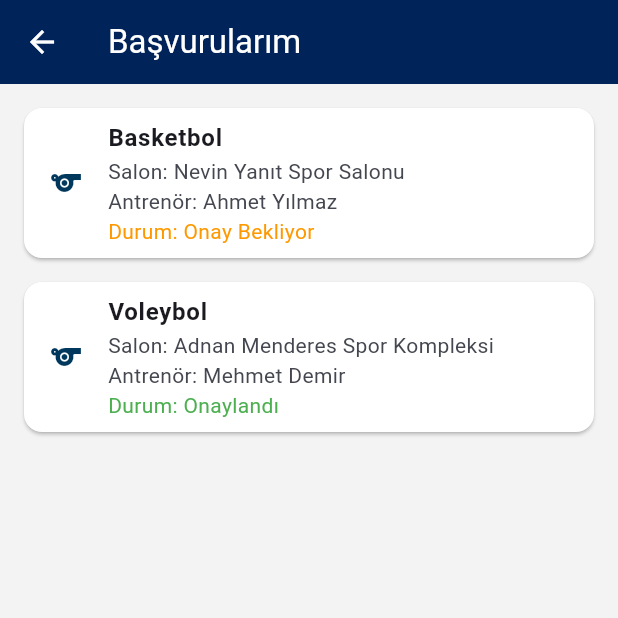
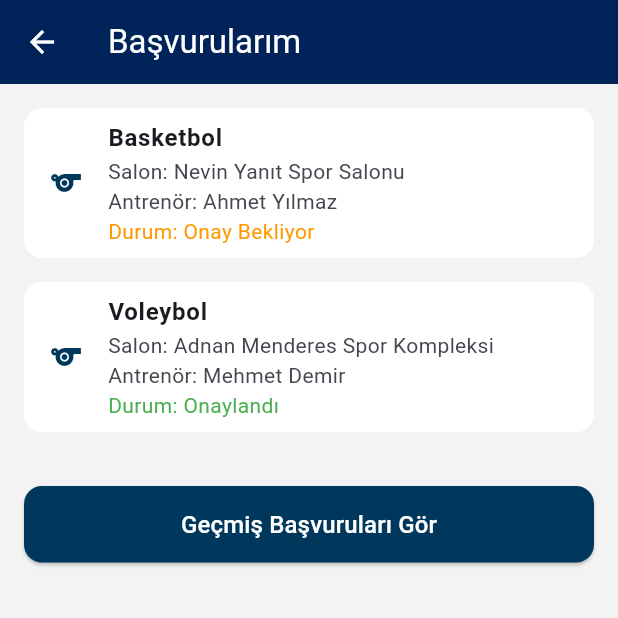
Before and after one commit to duyguerogluu/genclik_spor, a Flutter app: the MyApplicationsScreen screen opened directly, on a phone screen of 412 x 824 dp, the top half of it. Run offline on Flutter 3.47's test engine with Material 3 defaults, Android fonts, the phone set to English and light mode, and no system bars; our stand-ins replace flutter_riverpod, flutter_svg, shared_preferences; accounts and stored records are empty.

Commit message:
applay history added in my application screen

```diff
--- a/lib/screens/athlete/myapps/my_application_screen.dart
+++ b/lib/screens/athlete/myapps/my_application_screen.dart
@@ -1,14 +1,18 @@
+import 'package:flutter/cupertino.dart';
 import 'package:flutter/material.dart';
 import 'package:genclik_spor/screens/common/components/custom_appbar.dart';
 import 'package:genclik_spor/utils/colors.dart';
 import 'package:genclik_spor/utils/extensions.dart';
 
-class MyApplicationsScreen extends StatelessWidget {
+class MyApplicationsScreen extends StatefulWidget {
   const MyApplicationsScreen({super.key});
 
   @override
-  Widget build(BuildContext context) {
-    final applications = [
+  State<MyApplicationsScreen> createState() => _MyApplicationsScreenState();
+}
+
+class _MyApplicationsScreenState extends State<MyApplicationsScreen> {
+  final currentApplications = [
     {
       'branch': 'Basketbol',
       'gym': 'Nevin Yanıt Spor Salonu',
@@ -23,19 +27,90 @@ class MyApplicationsScreen extends StatelessWidget {
     },
   ];
 
+  final pastApplications = [
+    {
+      'branch': 'Yüzme',
+      'gym': 'Atatürk Yüzme Kompleksi',
+      'coach': 'Ayşe Kaya',
+      'status': 'Tamamlandı'
+    },
+    {
+      'branch': 'Tenis',
+      'gym': 'İzmir Spor Kulübü',
+      'coach': 'Ali Çelik',
+      'status': 'Tamamlandı'
+    },
+  ];
+
+  bool showPastApplications = false;
+  bool isLoading = false;
+
+  void _togglePastApplications() async {
+    setState(() {
+      isLoading = true;
+    });
+
+    await Future.delayed(const Duration(seconds: 2));
+
+    setState(() {
+      showPastApplications = true;
+      isLoading = false;
+    });
+  }
+
+  @override
+  Widget build(BuildContext context) {
     return Scaffold(
       backgroundColor: context.isDark ? offdarkblue : white1,
       appBar: customAppBar('Başvurularım'),
-      body: ListView.builder(
+      body: ListView(
         padding: const EdgeInsets.all(16),
-        itemCount: applications.length,
-        itemBuilder: (context, index) {
-          final app = applications[index];
+        children: [
+          ...currentApplications.map((app) => _buildCard(app)),
+          const SizedBox(height: 20),
+          ElevatedButton(
+            style: ElevatedButton.styleFrom(
+              backgroundColor: darkblue,
+              shape: RoundedRectangleBorder(
+                borderRadius: BorderRadius.circular(12),
+              ),
+              padding: const EdgeInsets.symmetric(vertical: 14),
+            ),
+            onPressed: showPastApplications ? null : _togglePastApplications,
+            child: const Text(
+              "Geçmiş Başvuruları Gör",
+              style: TextStyle(color: Colors.white, fontSize: 16),
+            ),
+          ),
+          const SizedBox(height: 20),
+          if (isLoading)
+            const Center(child: CupertinoActivityIndicator(radius: 18)),
+          if (showPastApplications)
+            Column(
+              crossAxisAlignment: CrossAxisAlignment.start,
+              children: [
+                Text(
+                  "Geçmiş Başvurular",
+                  style: TextStyle(
+                      fontSize: 18,
+                      fontWeight: FontWeight.bold,
+                      color: darkblue),
+                ),
+                const SizedBox(height: 12),
+                ...pastApplications.map((app) => _buildCard(app)),
+              ],
+            ),
+        ],
+      ),
+    );
+  }
+
+  Widget _buildCard(Map<String, String> app) {
     return Card(
+      elevation: 0,
       color: white,
       margin: const EdgeInsets.only(bottom: 16),
-            shape:
-                RoundedRectangleBorder(borderRadius: BorderRadius.circular(12)),
+      shape: RoundedRectangleBorder(borderRadius: BorderRadius.circular(12)),
       child: ListTile(
         title: Text(app['branch']!,
             style: const TextStyle(fontWeight: FontWeight.bold)),
@@ -46,7 +121,8 @@ class MyApplicationsScreen extends StatelessWidget {
             Text('Antrenör: ${app['coach']}'),
             Text('Durum: ${app['status']}',
                 style: TextStyle(
-                        color: app['status'] == 'Onaylandı'
+                  color: app['status'] == 'Onaylandı' ||
+                          app['status'] == 'Tamamlandı'
                       ? Colors.green
                       : Colors.orange,
                 )),
@@ -55,8 +131,5 @@ class MyApplicationsScreen extends StatelessWidget {
         leading: Icon(Icons.sports, color: darkblue),
       ),
     );
-        },
-      ),
-    );
   }
 }
--- a/lib/screens/common/warning/warning_screen.dart
+++ b/lib/screens/common/warning/warning_screen.dart
@@ -40,7 +40,7 @@ class WarningsScreen extends ConsumerWidget {
             shape: RoundedRectangleBorder(
               borderRadius: BorderRadius.circular(16),
             ),
-            elevation: 2,
+            elevation: 0,
             margin: const EdgeInsets.only(bottom: 16),
             child: Padding(
               padding: const EdgeInsets.all(16),
```
Lines whose indentation alone changed are shown as unchanged.
